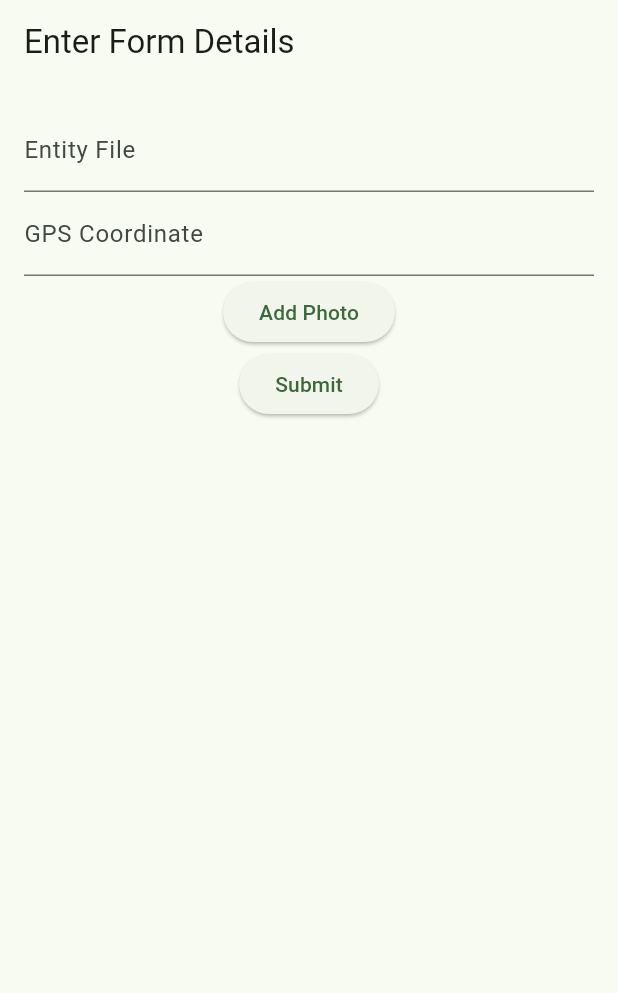
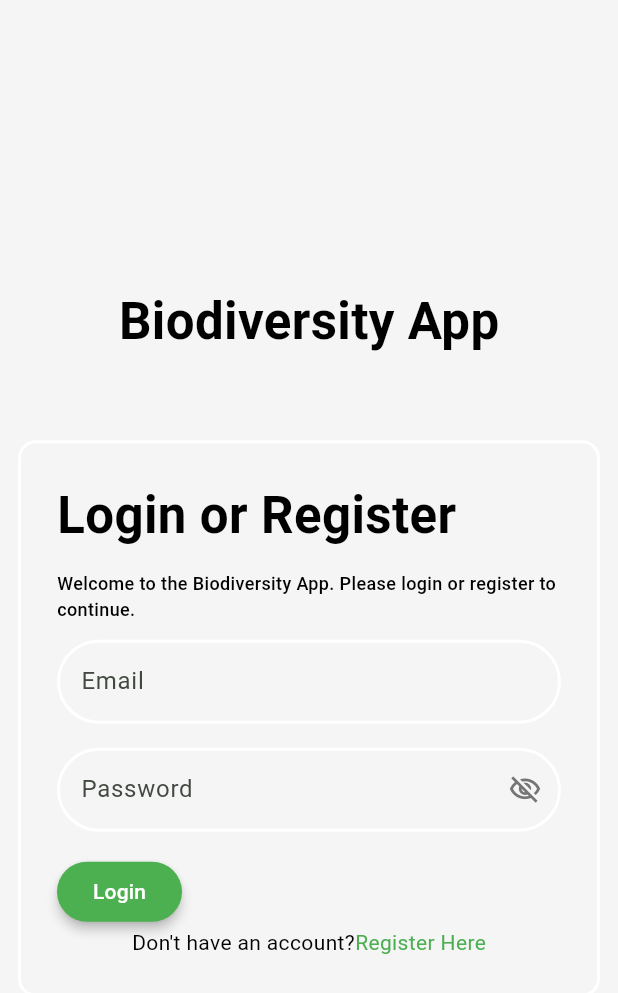
Before and after one commit to Fafary/MMM-Project, a Flutter app: the screen it shows after launch, on a phone screen of 412 x 824 dp. Shown: the top 993 px of the screen. Run offline on Flutter 3.47's test engine with Material 2 defaults, Android fonts, the phone set to English and light mode, and no system bars; our stand-ins replace firebase_core; accounts and stored records are empty; Roboto replaces fonts that are missing (YourFont).

Commit message:
creation login_screen.dart

```diff
--- /dev/null
+++ b/lib/login_screen.dart
@@ -0,0 +1,246 @@
+import 'package:flutter/material.dart';
+
+class LoginScreenWidget extends StatefulWidget {
+  const LoginScreenWidget({Key? key}) : super(key: key);
+
+  @override
+  _LoginScreenWidgetState createState() => _LoginScreenWidgetState();
+}
+
+class _LoginScreenWidgetState extends State<LoginScreenWidget> {
+  final scaffoldKey = GlobalKey<ScaffoldState>();
+  late TextEditingController emailController;
+  late TextEditingController passwordController;
+  late FocusNode emailFocusNode;
+  late FocusNode passwordFocusNode;
+  bool passwordVisible = false;
+
+  @override
+  void initState() {
+    super.initState();
+    emailController = TextEditingController();
+    passwordController = TextEditingController();
+    emailFocusNode = FocusNode();
+    passwordFocusNode = FocusNode();
+  }
+
+  @override
+  void dispose() {
+    emailController.dispose();
+    passwordController.dispose();
+    emailFocusNode.dispose();
+    passwordFocusNode.dispose();
+    super.dispose();
+  }
+
+  @override
+  Widget build(BuildContext context) {
+    return GestureDetector(
+      onTap: () {
+        if (emailFocusNode.hasFocus || passwordFocusNode.hasFocus) {
+          FocusScope.of(context).unfocus();
+        }
+      },
+      child: Scaffold(
+        key: scaffoldKey,
+        backgroundColor: Color(0xFFF5F5F5),
+        body: SafeArea(
+          top: true,
+          child: Align(
+            alignment: Alignment.center,
+            child: Column(
+              mainAxisSize: MainAxisSize.max,
+              mainAxisAlignment: MainAxisAlignment.center,
+              children: [
+                Padding(
+                  padding: EdgeInsets.symmetric(vertical: 32.0),
+                  child: Container(
+                    width: double.infinity,
+                    height: 70,
+                    decoration: BoxDecoration(
+                      borderRadius: BorderRadius.circular(16),
+                    ),
+                    alignment: Alignment.center,
+                    child: Text(
+                      'Biodiversity App',
+                      style: TextStyle(
+                        //fontFamily: 'YourFont',
+                        color: Colors.black,
+                        fontSize: 34,
+                        fontWeight: FontWeight.bold,
+                      ),
+                    ),
+                  ),
+                ),
+                Padding(
+                  padding: EdgeInsets.all(12.0),
+                  child: Container(
+                    width: double.infinity,
+                    decoration: BoxDecoration(
+                      color: Color(0xFFF5F5F5),
+                      borderRadius: BorderRadius.circular(12),
+                      border: Border.all(
+                        color: Colors.white,
+                        width: 2,
+                      ),
+                    ),
+                    child: Padding(
+                      padding: EdgeInsets.all(24.0),
+                      child: Column(
+                        crossAxisAlignment: CrossAxisAlignment.start,
+                        children: [
+                          Text(
+                            'Login or Register',
+                            style: TextStyle(
+                              fontFamily: 'YourFont',
+                              color: Colors.black,
+                              fontSize: 34,
+                              fontWeight: FontWeight.bold,
+                            ),
+                          ),
+                          Padding(
+                            padding: EdgeInsets.symmetric(vertical: 12.0),
+                            child: Text(
+                              'Welcome to the Biodiversity App. Please login or register to continue.',
+                              style: TextStyle(
+                                fontFamily: 'YourFont',
+                                color: Colors.black,
+                                fontSize: 12,
+                                fontWeight: FontWeight.w500,
+                              ),
+                            ),
+                          ),
+                          TextFormField(
+                            controller: emailController,
+                            focusNode: emailFocusNode,
+                            decoration: InputDecoration(
+                              labelText: 'Email',
+                              hintStyle: TextStyle(
+                                fontFamily: 'YourFont',
+                                color: Colors.black,
+                                fontSize: 16,
+                              ),
+                              enabledBorder: OutlineInputBorder(
+                                borderSide: BorderSide(
+                                  color: Colors.white,
+                                  width: 2,
+                                ),
+                                borderRadius: BorderRadius.circular(40),
+                              ),
+                              focusedBorder: OutlineInputBorder(
+                                borderSide: BorderSide(
+                                  color: Colors.transparent,
+                                  width: 2,
+                                ),
+                                borderRadius: BorderRadius.circular(40),
+                              ),
+                            ),
+                            style: TextStyle(
+                              fontFamily: 'YourFont',
+                              color: Colors.black,
+                              fontSize: 16,
+                            ),
+                          ),
+                          Padding(
+                            padding: EdgeInsets.symmetric(vertical: 16.0),
+                            child: TextFormField(
+                              controller: passwordController,
+                              focusNode: passwordFocusNode,
+                              obscureText: !passwordVisible,
+                              decoration: InputDecoration(
+                                labelText: 'Password',
+                                hintStyle: TextStyle(
+                                  fontFamily: 'YourFont',
+                                  color: Colors.black,
+                                  fontSize: 16,
+                                ),
+                                enabledBorder: OutlineInputBorder(
+                                  borderSide: BorderSide(
+                                    color: Colors.white,
+                                    width: 2,
+                                  ),
+                                  borderRadius: BorderRadius.circular(40),
+                                ),
+                                focusedBorder: OutlineInputBorder(
+                                  borderSide: BorderSide(
+                                    color: Colors.transparent,
+                                    width: 2,
+                                  ),
+                                  borderRadius: BorderRadius.circular(40),
+                                ),
+                                suffixIcon: InkWell(
+                                  onTap: () {
+                                    setState(() {
+                                      passwordVisible = !passwordVisible;
+                                    });
+                                  },
+                                  child: Icon(
+                                    passwordVisible
+                                        ? Icons.visibility_outlined
+                                        : Icons.visibility_off_outlined,
+                                    color: Color(0xFF757575),
+                                    size: 22,
+                                  ),
+                                ),
+                              ),
+                              style: TextStyle(
+                                fontFamily: 'YourFont',
+                                color: Colors.black,
+                                fontSize: 16,
+                              ),
+                            ),
+                          ),
+                          ElevatedButton(
+                            onPressed: () {
+                              print('Button pressed ...');
+                            },
+                            child: Text(
+                              'Login',
+                              style: TextStyle(
+                                fontFamily: 'YourFont',
+                                color: Colors.white,
+                                fontSize: 14,
+                              ),
+                            ),
+                            style: ElevatedButton.styleFrom(
+                              primary: Colors.green,
+                              elevation: 3,
+                              shape: RoundedRectangleBorder(
+                                borderRadius: BorderRadius.circular(40),
+                              ),
+                            ),
+                          ),
+                          Row(
+                            mainAxisAlignment: MainAxisAlignment.center,
+                            children: [
+                              Text(
+                                "Don't have an account?",
+                                style: TextStyle(
+                                  fontFamily: 'YourFont',
+                                  color: Colors.black,
+                                  fontSize: 14,
+                                ),
+                              ),
+                              Text(
+                                'Register Here',
+                                style: TextStyle(
+                                  fontFamily: 'YourFont',
+                                  color: Colors.green,
+                                  fontSize: 14,
+                                ),
+                              ),
+                            ],
+                          ),
+                        ],
+                      ),
+                    ),
+                  ),
+                ),
+              ],
+            ),
+          ),
+        ),
+      ),
+    );
+  }
+}
--- a/lib/routes.dart
+++ b/lib/routes.dart
@@ -2,8 +2,10 @@ import 'package:flutter/material.dart';
 
 import 'fiche_screen.dart';
 import 'home_screen.dart';
+import 'login_screen.dart';
 
 final Map<String, WidgetBuilder> routes = {
   '/fiches': (BuildContext context) => const MyHomePage(),
-  '/': (BuildContext context) => const FicheScreen(),
+  '/fiche': (BuildContext context) => const FicheScreen(),
+  '/': (BuildContext context) => const LoginScreenWidget(),
 };
```
